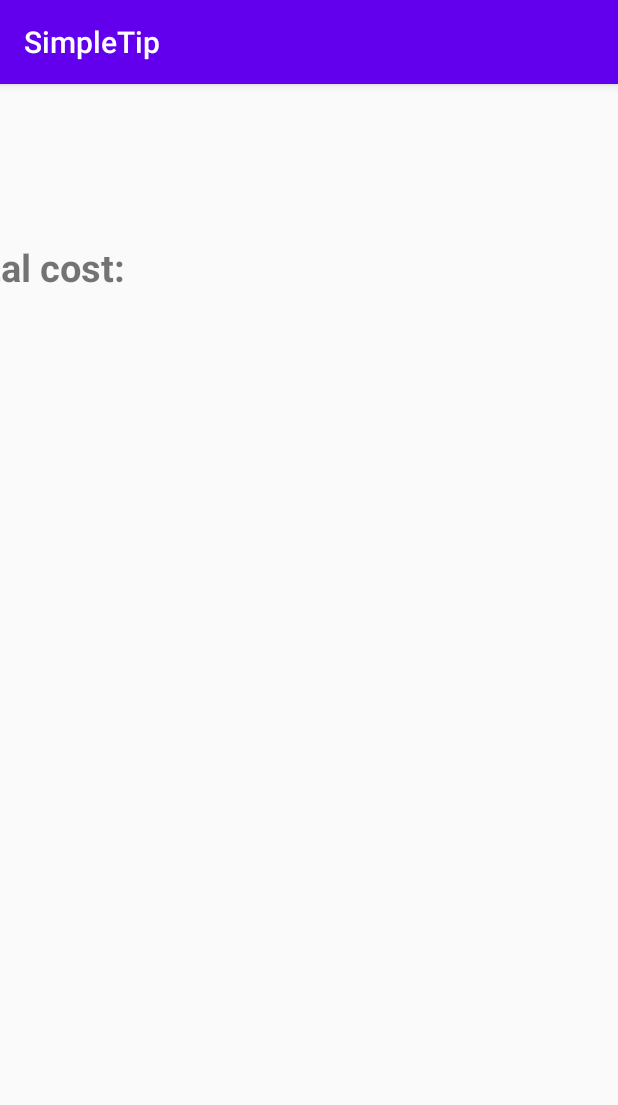
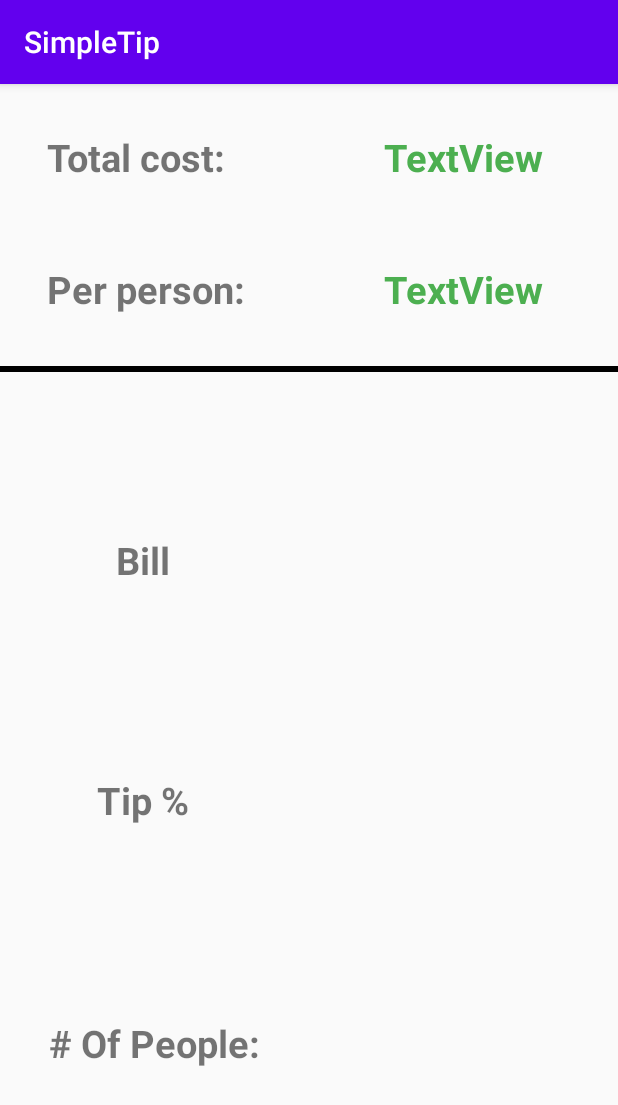
Before and after one commit to stanimals21/SimpleTip, an Android app: the screen it shows after launch (MainActivity), on a phone screen of 412 x 824 dp. Shown: the top 1105 px of the screen. Run offline under Robolectric (Android 15) with nearby library versions, the phone set to English and light mode, and no system bars.

Commit message:
Fixed layout errors by adding guidelines in activity_main.xml

```diff
--- a/app/src/main/res/layout/activity_main.xml
+++ b/app/src/main/res/layout/activity_main.xml
@@ -5,58 +5,135 @@
     android:id="@+id/headerLayout"
     android:layout_width="match_parent"
     android:layout_height="match_parent"
-    android:orientation="horizontal"
     tools:context=".MainActivity">
 
+    <View
+        android:id="@+id/divider"
+        style="@style/Divider"
+        android:layout_width="0dp"
+        android:layout_height="@dimen/divider_height"
+        app:layout_constraintBottom_toBottomOf="@id/guideline"
+        app:layout_constraintEnd_toEndOf="parent"
+        app:layout_constraintStart_toStartOf="parent" />
+
     <TextView
-        android:id="@+id/total_cost_value"
+        android:id="@+id/bill_textview"
+        style="@style/header_style"
+        android:layout_width="wrap_content"
+        android:layout_height="wrap_content"
+        android:layout_marginStart="16dp"
+        android:layout_marginLeft="16dp"
+        android:layout_marginEnd="16dp"
+        android:layout_marginRight="16dp"
+        android:includeFontPadding="false"
+        android:text="@string/bill"
+        app:layout_constraintBottom_toTopOf="@+id/tip_percent_textview"
+        app:layout_constraintEnd_toEndOf="@+id/textView6"
+        app:layout_constraintStart_toStartOf="parent"
+        app:layout_constraintTop_toBottomOf="@+id/divider" />
+
+    <TextView
+        android:id="@+id/tip_percent_textview"
+        style="@style/header_style"
+        android:layout_width="wrap_content"
+        android:layout_height="wrap_content"
+        android:layout_marginStart="16dp"
+        android:layout_marginLeft="16dp"
+        android:layout_marginEnd="16dp"
+        android:layout_marginRight="16dp"
+        android:text="@string/tip_percent"
+        app:layout_constraintBottom_toTopOf="@+id/num_people_textview"
+        app:layout_constraintEnd_toEndOf="@+id/textView6"
+        app:layout_constraintStart_toStartOf="parent"
+        app:layout_constraintTop_toBottomOf="@+id/bill_textview"
+        tools:text="@string/tip_percent" />
+
+    <TextView
+        android:id="@+id/num_people_textview"
+        style="@style/header_style"
+        android:layout_width="wrap_content"
+        android:layout_height="wrap_content"
+        android:layout_marginStart="16dp"
+        android:layout_marginLeft="16dp"
+        android:text="@string/number_of_people"
+        app:layout_constraintBottom_toBottomOf="parent"
+        app:layout_constraintEnd_toEndOf="@+id/textView6"
+        app:layout_constraintStart_toStartOf="parent"
+        app:layout_constraintTop_toBottomOf="@+id/tip_percent_textview" />
+
+    <androidx.constraintlayout.widget.Guideline
+        android:id="@+id/guideline"
+        android:layout_width="wrap_content"
+        android:layout_height="wrap_content"
+        android:orientation="horizontal"
+        app:layout_constraintGuide_percent="0.25" />
+
+    <TextView
+        android:id="@+id/total_cost"
+        style="@style/header_style"
+        android:layout_width="0dp"
+        android:layout_height="wrap_content"
+        android:layout_marginStart="16dp"
+        android:layout_marginLeft="16dp"
+        android:layout_marginTop="16dp"
+        android:layout_marginEnd="16dp"
+        android:layout_marginRight="16dp"
+        android:text="@string/total_cost_info_text"
+        app:layout_constraintEnd_toStartOf="@+id/middle_verticalGuideline"
+        app:layout_constraintStart_toStartOf="parent"
+        app:layout_constraintTop_toTopOf="parent" />
+
+    <TextView
+        android:id="@+id/textView5"
         style="@style/header_value_style"
         android:layout_width="wrap_content"
         android:layout_height="wrap_content"
-        android:layout_marginEnd="8dp"
-        android:layout_marginRight="8dp"
-        app:layout_constraintBaseline_toBaselineOf="@+id/total_cost_info"
+        android:layout_marginStart="16dp"
+        android:layout_marginLeft="16dp"
+        android:layout_marginEnd="16dp"
+        android:layout_marginRight="16dp"
+        android:text="TextView"
+        app:layout_constraintBaseline_toBaselineOf="@+id/total_cost"
         app:layout_constraintEnd_toEndOf="parent"
-        tools:text="$1234.33" />
+        app:layout_constraintStart_toStartOf="@+id/middle_verticalGuideline" />
 
     <TextView
-        android:id="@+id/per_person_info"
+        android:id="@+id/textView6"
         style="@style/header_style"
-        android:layout_width="wrap_content"
+        android:layout_width="0dp"
         android:layout_height="wrap_content"
-        android:layout_marginStart="8dp"
-        android:layout_marginLeft="8dp"
-        android:layout_marginTop="8dp"
-        android:padding="@dimen/header_text_padding"
-        android:textSize="@dimen/header_textSize"
+        android:layout_marginStart="16dp"
+        android:layout_marginLeft="16dp"
+        android:layout_marginTop="16dp"
+        android:layout_marginEnd="16dp"
+        android:layout_marginRight="16dp"
+        android:layout_marginBottom="16dp"
+        android:text="@string/per_person_info_text"
+        app:layout_constraintBottom_toTopOf="@+id/guideline"
+        app:layout_constraintEnd_toStartOf="@+id/middle_verticalGuideline"
         app:layout_constraintStart_toStartOf="parent"
-        app:layout_constraintTop_toTopOf="parent"
-        tools:text="@string/per_person_info_text" />
+        app:layout_constraintTop_toBottomOf="@+id/total_cost" />
 
     <TextView
-        android:id="@+id/per_person_value"
+        android:id="@+id/textView7"
         style="@style/header_value_style"
         android:layout_width="wrap_content"
         android:layout_height="wrap_content"
-        android:layout_marginEnd="8dp"
-        android:layout_marginRight="8dp"
-        android:textSize="@dimen/headerVal_textSize"
-        app:layout_constraintBaseline_toBaselineOf="@+id/per_person_info"
+        android:layout_marginStart="16dp"
+        android:layout_marginLeft="16dp"
+        android:layout_marginEnd="16dp"
+        android:layout_marginRight="16dp"
+        android:text="TextView"
+        app:layout_constraintBaseline_toBaselineOf="@+id/textView6"
         app:layout_constraintEnd_toEndOf="parent"
-        tools:text="$1234.44" />
+        app:layout_constraintStart_toStartOf="@+id/middle_verticalGuideline" />
 
-    <TextView
-        android:id="@+id/total_cost_info"
-        style="@style/header_style"
+    <androidx.constraintlayout.widget.Guideline
+        android:id="@+id/middle_verticalGuideline"
         android:layout_width="wrap_content"
         android:layout_height="wrap_content"
-        android:layout_marginTop="16dp"
-        android:padding="@dimen/header_text_padding"
-        android:text="@string/total_cost_info_text"
-        android:textSize="@dimen/header_textSize"
-        app:layout_constraintEnd_toEndOf="@+id/per_person_info"
-        app:layout_constraintStart_toStartOf="@+id/per_person_info"
-        app:layout_constraintTop_toBottomOf="@+id/per_person_info" />
+        android:orientation="vertical"
+        app:layout_constraintGuide_percent="0.5" />
 
 
 </androidx.constraintlayout.widget.ConstraintLayout>
--- a/app/src/main/res/values/dimens.xml
+++ b/app/src/main/res/values/dimens.xml
@@ -2,5 +2,8 @@
 <resources>
     <dimen name="header_text_padding">15dp</dimen>
     <dimen name="header_textSize">25sp</dimen>
-    <dimen name="headerVal_textSize">35sp</dimen>
+    <dimen name="headerBig_textSize">30sp</dimen>
+    <dimen name="headerVal_textSize">25sp</dimen>
+    <dimen name="dividerMargin">16dp</dimen>
+    <dimen name="divider_height">4dp</dimen>
 </resources>
--- a/app/src/main/res/values/strings.xml
+++ b/app/src/main/res/values/strings.xml
@@ -1,5 +1,10 @@
 <resources>
     <string name="app_name">SimpleTip</string>
     <string name="total_cost_info_text">Total cost:</string>
-    <string name="per_person_info_text">Tip per person:</string>
+    <string name="per_person_info_text">Per person:</string>
+    <string name="bill">Bill</string>
+    <string name="number_of_people"># Of People:</string>
+    <string name="tip_percent">Tip %</string>
+    <string name="bill_hint">Enter Bill</string>
+    <!--    <string name="dollar_format">$ %1$s</string>-->
 </resources>
--- a/app/src/main/res/values/styles.xml
+++ b/app/src/main/res/values/styles.xml
@@ -7,8 +7,16 @@
         <item name="colorAccent">@color/colorAccent</item>
     </style>
 
+    <style name="Divider">
+        <item name="android:background">@android:color/black</item>
+    </style>
+
+    <style name="Divider.Horizontal" parent="Divider">
+        <item name="android:layout_width">match_parent</item>
+        <item name="android:layout_height">3dp</item>
+    </style>
+
     <style name="header_style">
-        <!-- Customize your theme here. -->
         <item name="android:textSize">@dimen/header_textSize</item>
         <item name="android:padding">@dimen/header_text_padding</item>
         <item name="android:textStyle">bold</item>
@@ -19,5 +27,4 @@
         <item name="android:textColor">#4CAF50</item>
         <item name="android:maxLength">8</item>
     </style>
-
 </resources>
```
